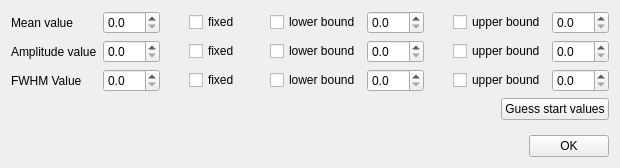
The window that pensant/ui/lorentzianModelFitParameters.ui (syncope/pensant) describes before a commit, drawn with Qt 5.
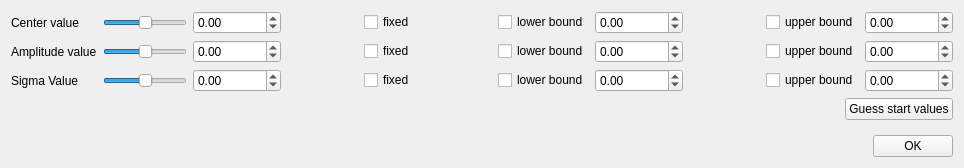
The same window after the commit.

Commit message: + implemented first version of lorentzianModel widget  -- start values look OK, but automatic value generation is not correct

```diff
--- a/pensant/ui/lorentzianModelFitParameters.ui
+++ b/pensant/ui/lorentzianModelFitParameters.ui
@@ -6,7 +6,7 @@
    <rect>
     <x>0</x>
     <y>0</y>
-    <width>620</width>
+    <width>964</width>
     <height>168</height>
    </rect>
   </property>
@@ -22,9 +22,28 @@
      <item row="0" column="1">
       <layout class="QHBoxLayout" name="horizontalLayout">
        <item>
-        <widget class="QDoubleSpinBox" name="meanValue">
+        <widget class="QSlider" name="centerSlider">
+         <property name="maximum">
+          <number>50</number>
+         </property>
+         <property name="value">
+          <number>25</number>
+         </property>
+         <property name="orientation">
+          <enum>Qt::Horizontal</enum>
+         </property>
+        </widget>
+       </item>
+       <item>
+        <widget class="QDoubleSpinBox" name="centerValue">
          <property name="decimals">
-          <number>1</number>
+          <number>2</number>
+         </property>
+         <property name="minimum">
+          <double>-1000000.000000000000000</double>
+         </property>
+         <property name="maximum">
+          <double>1000000.000000000000000</double>
          </property>
         </widget>
        </item>
@@ -71,7 +90,13 @@
        <item>
         <widget class="QDoubleSpinBox" name="meanLBValue">
          <property name="decimals">
-          <number>1</number>
+          <number>2</number>
+         </property>
+         <property name="minimum">
+          <double>-1000000.000000000000000</double>
+         </property>
+         <property name="maximum">
+          <double>1000000.000000000000000</double>
          </property>
         </widget>
        </item>
@@ -98,7 +123,13 @@
        <item>
         <widget class="QDoubleSpinBox" name="meanUBValue">
          <property name="decimals">
-          <number>1</number>
+          <number>2</number>
+         </property>
+         <property name="minimum">
+          <double>-1000000.000000000000000</double>
+         </property>
+         <property name="maximum">
+          <double>1000000.000000000000000</double>
          </property>
         </widget>
        </item>
@@ -106,10 +137,29 @@
      </item>
      <item row="1" column="1">
       <layout class="QHBoxLayout" name="horizontalLayout_2">
+       <item>
+        <widget class="QSlider" name="amplitudeSlider">
+         <property name="maximum">
+          <number>50</number>
+         </property>
+         <property name="value">
+          <number>25</number>
+         </property>
+         <property name="orientation">
+          <enum>Qt::Horizontal</enum>
+         </property>
+        </widget>
+       </item>
        <item>
         <widget class="QDoubleSpinBox" name="amplitudeValue">
          <property name="decimals">
-          <number>1</number>
+          <number>2</number>
+         </property>
+         <property name="minimum">
+          <double>-1000000.000000000000000</double>
+         </property>
+         <property name="maximum">
+          <double>1000000.000000000000000</double>
          </property>
         </widget>
        </item>
@@ -156,7 +206,13 @@
        <item>
         <widget class="QDoubleSpinBox" name="amplitudeLBValue">
          <property name="decimals">
-          <number>1</number>
+          <number>2</number>
+         </property>
+         <property name="minimum">
+          <double>-1000000.000000000000000</double>
+         </property>
+         <property name="maximum">
+          <double>1000000.000000000000000</double>
          </property>
         </widget>
        </item>
@@ -183,7 +239,13 @@
        <item>
         <widget class="QDoubleSpinBox" name="amplitudeUBValue">
          <property name="decimals">
-          <number>1</number>
+          <number>2</number>
+         </property>
+         <property name="minimum">
+          <double>-1000000.000000000000000</double>
+         </property>
+         <property name="maximum">
+          <double>1000000.000000000000000</double>
          </property>
         </widget>
        </item>
@@ -192,9 +254,28 @@
      <item row="2" column="1">
       <layout class="QHBoxLayout" name="horizontalLayout_3">
        <item>
-        <widget class="QDoubleSpinBox" name="fwhmValue">
+        <widget class="QSlider" name="sigmaSlider">
+         <property name="maximum">
+          <number>50</number>
+         </property>
+         <property name="value">
+          <number>25</number>
+         </property>
+         <property name="orientation">
+          <enum>Qt::Horizontal</enum>
+         </property>
+        </widget>
+       </item>
+       <item>
+        <widget class="QDoubleSpinBox" name="sigmaValue">
          <property name="decimals">
-          <number>1</number>
+          <number>2</number>
+         </property>
+         <property name="minimum">
+          <double>-1000000.000000000000000</double>
+         </property>
+         <property name="maximum">
+          <double>1000000.000000000000000</double>
          </property>
         </widget>
        </item>
@@ -241,7 +322,13 @@
        <item>
         <widget class="QDoubleSpinBox" name="fwhmLBValue">
          <property name="decimals">
-          <number>1</number>
+          <number>2</number>
+         </property>
+         <property name="minimum">
+          <double>-1000000.000000000000000</double>
+         </property>
+         <property name="maximum">
+          <double>1000000.000000000000000</double>
          </property>
         </widget>
        </item>
@@ -268,7 +355,13 @@
        <item>
         <widget class="QDoubleSpinBox" name="fwhmUBValue">
          <property name="decimals">
-          <number>1</number>
+          <number>2</number>
+         </property>
+         <property name="minimum">
+          <double>-1000000.000000000000000</double>
+         </property>
+         <property name="maximum">
+          <double>1000000.000000000000000</double>
          </property>
         </widget>
        </item>
@@ -332,14 +425,14 @@
      <item row="2" column="0">
       <widget class="QLabel" name="label_3">
        <property name="text">
-        <string>FWHM Value</string>
+        <string>Sigma Value</string>
        </property>
       </widget>
      </item>
      <item row="0" column="0">
       <widget class="QLabel" name="label">
        <property name="text">
-        <string>Mean value</string>
+        <string>Center value</string>
        </property>
       </widget>
      </item>
```
Left out of the diff: 20 changed lines with no effect on the pictures. The commit also changes 1 other file.
